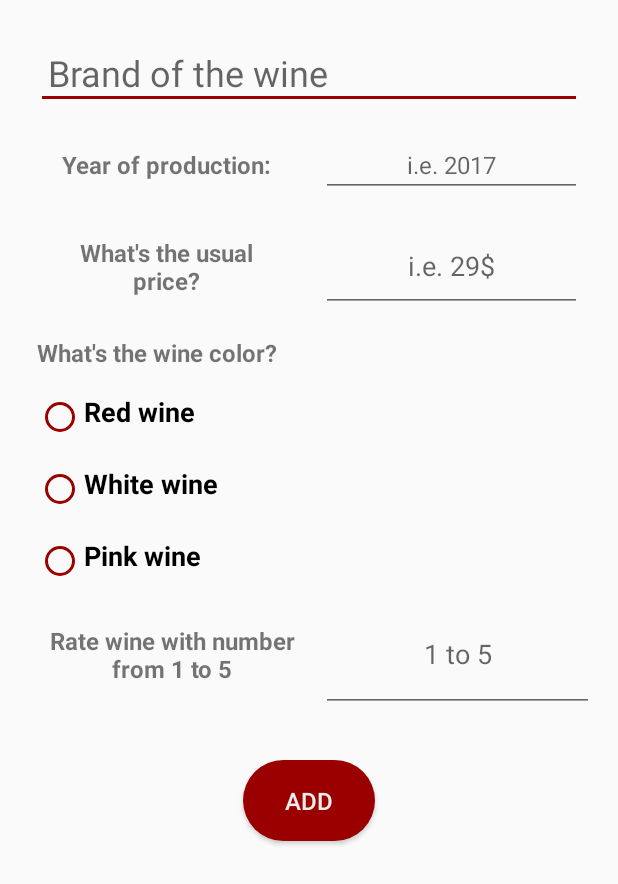
After one commit to natansalda/mywine, an Android app: the layout fragment_add_wine.xml on its own in the app's theme, with its tools: preview values and no code run, on a phone screen of 412 x 824 dp. The commit adds this screen. Shown: the top 884 px of the screen. Run offline under Robolectric (Android 15) with nearby library versions, the phone set to English and light mode, and no system bars.

Commit message:
Refactor from activities to Fragment. Navigation graph added. Use of coroutines. Introduced bug: added wines doesn't show on the list

```diff
--- a/app/src/main/AndroidManifest.xml
+++ b/app/src/main/AndroidManifest.xml
@@ -10,15 +10,13 @@
         android:supportsRtl="true"
         android:name="pl.nataliana.mywine.di.CoreApplication"
         android:theme="@style/AppTheme">
-        <activity android:name="pl.nataliana.mywine.ui.main.MainFragment">
+        <activity android:name="pl.nataliana.mywine.MainActivity">
             <intent-filter>
                 <action android:name="android.intent.action.MAIN" />
                 <action android:name="android.intent.action.VIEW" />
                 <category android:name="android.intent.category.LAUNCHER" />
             </intent-filter>
         </activity>
-        <activity android:name="pl.nataliana.mywine.ui.detail.AddWineActivity">
-        </activity>
     </application>
 
 </manifest>
--- a/app/src/main/java/pl/nataliana/mywine/di/WineModule.kt
+++ b/app/src/main/java/pl/nataliana/mywine/di/WineModule.kt
@@ -20,5 +20,5 @@ val repositoryModule = module {
 }
 
 val uiModule = module {
-    viewModel { WinesListViewModel(get()) }
+    viewModel { WinesListViewModel(get(), get()) }
 }
--- /dev/null
+++ b/app/src/main/res/layout/fragment_add_wine.xml
@@ -0,0 +1,195 @@
+<?xml version="1.0" encoding="utf-8"?>
+<layout xmlns:android="http://schemas.android.com/apk/res/android"
+    xmlns:tools="http://schemas.android.com/tools">
+
+    <data>
+        <variable
+            name="winesListViewModel"
+            type="pl.nataliana.mywine.model.WinesListViewModel" />
+    </data>
+
+    <ScrollView
+        android:layout_width="match_parent"
+        android:layout_height="match_parent"
+        tools:context="pl.nataliana.mywine.ui.detail.AddWineFragment">
+
+        <LinearLayout
+            android:layout_width="match_parent"
+            android:layout_height="wrap_content"
+            android:orientation="vertical"
+            android:padding="@dimen/default_padding_medium">
+
+            <EditText
+                tools:ignore="Autofill"
+                android:id="@+id/edit_text_name"
+                android:layout_width="match_parent"
+                android:layout_height="wrap_content"
+                android:layout_margin="@dimen/default_margin_small"
+                android:hint="@string/name_of_wine"
+                android:inputType="text"
+                android:padding="@dimen/default_padding_small"
+                android:textSize="@dimen/default_text_size" />
+
+            <LinearLayout
+                android:layout_width="match_parent"
+                android:layout_height="wrap_content"
+                android:orientation="horizontal"
+                android:weightSum="2">
+
+                <TextView
+                    android:id="@+id/label_text_year"
+                    android:layout_width="0dp"
+                    android:layout_height="match_parent"
+                    android:layout_margin="@dimen/default_margin_small"
+                    android:layout_weight="1"
+                    android:gravity="center"
+                    android:padding="@dimen/default_padding_small"
+                    android:text="@string/year_of_production"
+                    android:textSize="@dimen/default_text_size_small"
+                    android:textStyle="bold" />
+
+                <EditText
+                    tools:ignore="Autofill"
+                    android:id="@+id/edit_text_year"
+                    android:layout_width="0dp"
+                    android:layout_height="match_parent"
+                    android:layout_margin="@dimen/default_margin_small"
+                    android:layout_weight="1"
+                    android:gravity="center"
+                    android:hint="@string/year_of_production_hint"
+                    android:inputType="number"
+                    android:textSize="@dimen/default_text_size_small" />
+
+            </LinearLayout>
+
+            <LinearLayout
+                android:layout_width="match_parent"
+                android:layout_height="wrap_content"
+                android:orientation="horizontal"
+                android:weightSum="2">
+
+                <TextView
+                    android:id="@+id/label_text_price"
+                    android:layout_width="0dp"
+                    android:layout_height="match_parent"
+                    android:layout_margin="@dimen/default_margin_small"
+                    android:layout_weight="1"
+                    android:gravity="center"
+                    android:padding="@dimen/default_padding_small"
+                    android:text="@string/what_s_the_usual_price"
+                    android:textSize="@dimen/default_text_size_small"
+                    android:textStyle="bold" />
+
+                <EditText
+                    tools:ignore="Autofill"
+                    android:id="@+id/edit_text_price"
+                    android:layout_width="0dp"
+                    android:layout_height="match_parent"
+                    android:layout_margin="@dimen/default_margin_small"
+                    android:layout_weight="1"
+                    android:gravity="center"
+                    android:hint="@string/price_hint"
+                    android:inputType="number" />
+
+            </LinearLayout>
+
+            <RadioGroup
+                android:id="@+id/radio_group_color"
+                android:layout_width="match_parent"
+                android:layout_height="wrap_content"
+                android:orientation="vertical"
+                android:weightSum="3">
+
+                <TextView
+                    android:layout_width="wrap_content"
+                    android:layout_height="wrap_content"
+                    android:layout_margin="@dimen/default_margin_small"
+                    android:layout_weight="1"
+                    android:gravity="center"
+                    android:text="@string/choose_wine_color"
+                    android:textSize="@dimen/default_text_size_small"
+                    android:textStyle="bold" />
+
+                <RadioButton
+                    android:id="@+id/red_radio_button"
+                    android:layout_width="wrap_content"
+                    android:layout_height="wrap_content"
+                    android:layout_margin="@dimen/default_margin_small"
+                    android:layout_weight="1"
+                    android:buttonTint="@color/colorAccent"
+                    android:gravity="start"
+                    android:text="@string/red_wine"
+                    android:textAppearance="?android:textAppearanceMedium"
+                    android:textStyle="bold" />
+
+                <RadioButton
+                    android:id="@+id/white_radio_button"
+                    android:layout_width="wrap_content"
+                    android:layout_height="wrap_content"
+                    android:layout_margin="@dimen/default_margin_small"
+                    android:layout_weight="1"
+                    android:buttonTint="@color/colorAccent"
+                    android:gravity="start"
+                    android:text="@string/white_wine"
+                    android:textAppearance="?android:textAppearanceMedium"
+                    android:textStyle="bold" />
+
+                <RadioButton
+                    android:id="@+id/pink_radio_button"
+                    android:layout_width="wrap_content"
+                    android:layout_height="wrap_content"
+                    android:layout_margin="@dimen/default_margin_small"
+                    android:layout_weight="1"
+                    android:buttonTint="@color/colorAccent"
+                    android:gravity="start"
+                    android:text="@string/pink_wine"
+                    android:textAppearance="?android:textAppearanceMedium"
+                    android:textStyle="bold" />
+
+            </RadioGroup>
+
+            <LinearLayout
+                android:layout_width="match_parent"
+                android:layout_height="wrap_content"
+                android:orientation="horizontal"
+                android:weightSum="2">
+
+                <TextView
+                    android:id="@+id/label_text_rate"
+                    android:layout_width="0dp"
+                    android:layout_height="match_parent"
+                    android:layout_margin="@dimen/default_margin_small"
+                    android:layout_weight="1"
+                    android:gravity="center"
+                    android:padding="@dimen/default_padding_small"
+                    android:text="@string/rate_the_wine"
+                    android:textSize="@dimen/default_text_size_small"
+                    android:textStyle="bold" />
+
+                <EditText
+                    tools:ignore="Autofill"
+                    android:id="@+id/edit_text_rate"
+                    android:layout_width="0dp"
+                    android:layout_height="match_parent"
+                    android:layout_weight="1"
+                    android:gravity="center"
+                    android:hint="@string/_1_to_5"
+                    android:inputType="number" />
+
+            </LinearLayout>
+
+            <Button
+                android:id="@+id/add_wine_button"
+                android:layout_width="wrap_content"
+                android:layout_height="wrap_content"
+                android:layout_gravity="center"
+                android:layout_margin="@dimen/default_margin_large"
+                android:background="@drawable/button_shape"
+                android:padding="@dimen/default_padding_medium"
+                android:text="@string/add"
+                android:textColor="@color/colorPrimary"
+                android:textSize="@dimen/default_text_size_small" />
+
+        </LinearLayout>
+    </ScrollView>
+</layout>
--- a/app/src/main/res/values/strings.xml
+++ b/app/src/main/res/values/strings.xml
@@ -26,4 +26,7 @@
     <string name="pink_wine">Pink wine</string>
     <string name="pink" translatable="false">pink</string>
     <string name="usual_price">Usual price:</string>
+    <string name="main_fragment">MainFragment</string>
+    <string name="detail_fragment">DetailFragment</string>
+    <string name="add_wine_fragment">AddWineFragment</string>
 </resources>
```
Also changed, not shown: app/src/main/java/pl/nataliana/mywine/MainActivity.kt (+11 -1 lines), app/src/main/java/pl/nataliana/mywine/model/WinesListViewModel.kt (+7 -2 lines), app/src/main/java/pl/nataliana/mywine/model/WinesListViewModelFactory.kt (added, +19 -0 lines), app/src/main/java/pl/nataliana/mywine/ui/detail/AddWineFragment.kt (renamed from app/src/main/java/pl/nataliana/mywine/ui/detail/AddWineActivity.kt, +44 -12 lines), app/src/main/java/pl/nataliana/mywine/ui/main/MainFragment.kt (+62 -39 lines), app/src/main/res/layout/activity_add_wine.xml (deleted, +0 -186 lines), app/src/main/res/layout/activity_main.xml (+8 -30 lines), app/src/main/res/layout/fragment_main.xml (added, +44 -0 lines), app/src/main/res/navigation/navigation.xml (added, +54 -0 lines), app/src/main/res/layout/fragment_wine_detail.xml (renamed from app/src/main/res/layout/activity_wine_detail.xml), 2 other files.
